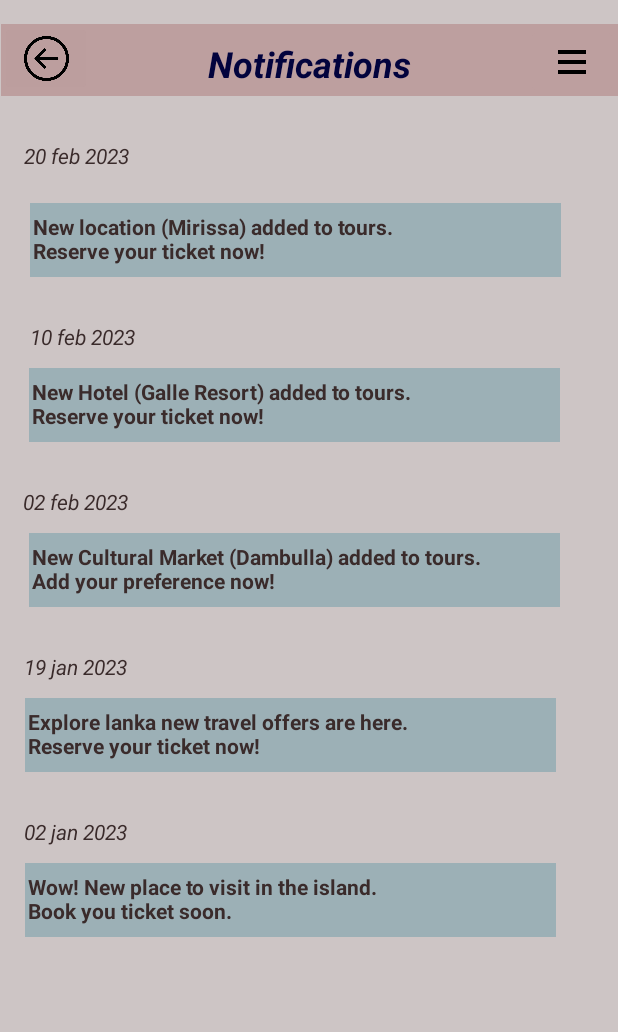
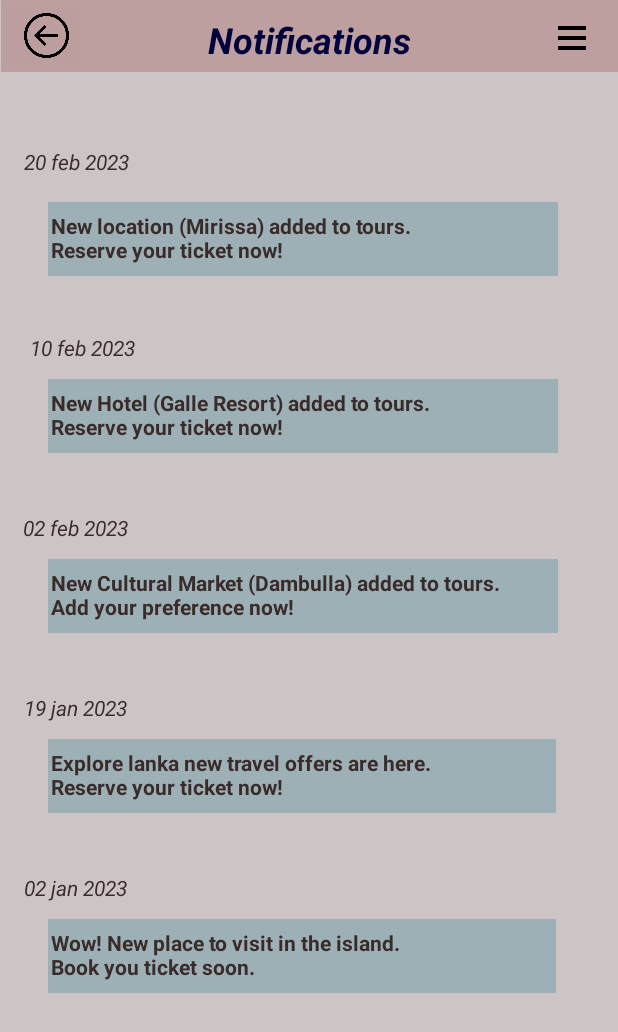
Before and after one commit to IT21227486/ExploreLanka_MAD, an Android app: the NotificationActivity screen opened directly, with no data from a screen before it, on a phone screen of 412 x 824 dp. Shown: the top 1032 px of the screen. Run offline under Robolectric (Android 15) with nearby library versions, the phone set to English and light mode, and no system bars; Roboto replaces fonts that are not available here.

Commit message:
All commit

```diff
--- a/app/src/main/java/com/example/payment_for_explorelanka/InvestPageActivity.kt
+++ b/app/src/main/java/com/example/payment_for_explorelanka/InvestPageActivity.kt
@@ -86,6 +86,5 @@ class InvestPageActivity : AppCompatActivity() {
 
 
 
-
     }
 }
--- a/app/src/main/java/com/example/payment_for_explorelanka/MarketPlace_activity.kt
+++ b/app/src/main/java/com/example/payment_for_explorelanka/MarketPlace_activity.kt
@@ -83,5 +83,12 @@ class MarketPlace_activity : AppCompatActivity() {
         }
 
 
+        val notify = findViewById<ImageButton>(R.id.menu_btnMarket)
+
+        notify.setOnClickListener{
+            val intent = Intent(this, NotificationActivity::class.java)
+            startActivity(intent)
+        }
+
     }
 }
--- a/app/src/main/res/layout/activity_notification.xml
+++ b/app/src/main/res/layout/activity_notification.xml
@@ -9,9 +9,9 @@
 
     <TextView
         android:id="@+id/notification_tv5"
-        android:layout_width="354dp"
+        android:layout_width="0dp"
         android:layout_height="49dp"
-        android:layout_marginStart="16dp"
+        android:layout_marginStart="32dp"
         android:layout_marginTop="5dp"
         android:layout_marginEnd="41dp"
         android:background="#E997AFB5"
@@ -29,7 +29,7 @@
         android:layout_width="133dp"
         android:layout_height="25dp"
         android:layout_marginStart="16dp"
-        android:layout_marginTop="30dp"
+        android:layout_marginTop="40dp"
         android:text="@string/date_notic_5"
         android:textColor="@color/textColor"
         android:textStyle="italic"
@@ -38,9 +38,9 @@
 
     <TextView
         android:id="@+id/notification_tv4"
-        android:layout_width="354dp"
+        android:layout_width="0dp"
         android:layout_height="49dp"
-        android:layout_marginStart="16dp"
+        android:layout_marginStart="32dp"
         android:layout_marginTop="5dp"
         android:layout_marginEnd="41dp"
         android:background="#E997AFB5"
@@ -58,7 +58,7 @@
         android:layout_width="133dp"
         android:layout_height="25dp"
         android:layout_marginStart="16dp"
-        android:layout_marginTop="30dp"
+        android:layout_marginTop="40dp"
         android:text="@string/date_notic_4"
         android:textColor="@color/textColor"
         android:textStyle="italic"
@@ -67,9 +67,9 @@
 
     <TextView
         android:id="@+id/notification_tv3"
-        android:layout_width="354dp"
+        android:layout_width="0dp"
         android:layout_height="49dp"
-        android:layout_marginStart="20dp"
+        android:layout_marginStart="32dp"
         android:layout_marginTop="5dp"
         android:layout_marginEnd="40dp"
         android:background="#E997AFB5"
@@ -87,7 +87,7 @@
         android:layout_width="133dp"
         android:layout_height="25dp"
         android:layout_marginStart="15dp"
-        android:layout_marginTop="30dp"
+        android:layout_marginTop="40dp"
         android:text="@string/date_notic_3"
         android:textColor="@color/textColor"
         android:textStyle="italic"
@@ -96,9 +96,9 @@
 
     <TextView
         android:id="@+id/notification_tv2"
-        android:layout_width="354dp"
+        android:layout_width="0dp"
         android:layout_height="49dp"
-        android:layout_marginStart="20dp"
+        android:layout_marginStart="32dp"
         android:layout_marginTop="5dp"
         android:layout_marginEnd="40dp"
         android:background="#E997AFB5"
@@ -115,7 +115,6 @@
         android:id="@+id/tv_notificationTopic"
         android:layout_width="411dp"
         android:layout_height="48dp"
-        android:layout_marginTop="16dp"
         android:background="#BD9F9F"
         android:paddingTop="10dp"
         android:text="@string/Notification_topic"
@@ -131,7 +130,6 @@
         android:id="@+id/menu_btnNotification"
         android:layout_width="61dp"
         android:layout_height="50dp"
-        android:layout_marginTop="16dp"
         android:backgroundTint="@color/topic_backgound"
         android:contentDescription="@string/menue_description"
         android:scaleType="centerCrop"
@@ -152,10 +150,10 @@
 
     <TextView
         android:id="@+id/notification_tv1"
-        android:layout_width="354dp"
+        android:layout_width="0dp"
         android:layout_height="49dp"
-        android:layout_marginStart="20dp"
-        android:layout_marginTop="16dp"
+        android:layout_marginStart="32dp"
+        android:layout_marginTop="11dp"
         android:layout_marginEnd="40dp"
         android:background="#E997AFB5"
         android:paddingLeft="2dp"
@@ -173,7 +171,7 @@
         android:layout_width="133dp"
         android:layout_height="25dp"
         android:layout_marginStart="16dp"
-        android:layout_marginTop="30dp"
+        android:layout_marginTop="50dp"
         android:layout_marginBottom="5dp"
         android:text="@string/date_notic_1"
         android:textColor="@color/textColor"
@@ -187,7 +185,7 @@
         android:layout_width="133dp"
         android:layout_height="25dp"
         android:layout_marginStart="20dp"
-        android:layout_marginTop="30dp"
+        android:layout_marginTop="38dp"
         android:text="@string/date_notic_2"
         android:textColor="@color/textColor"
         android:textStyle="italic"
```
